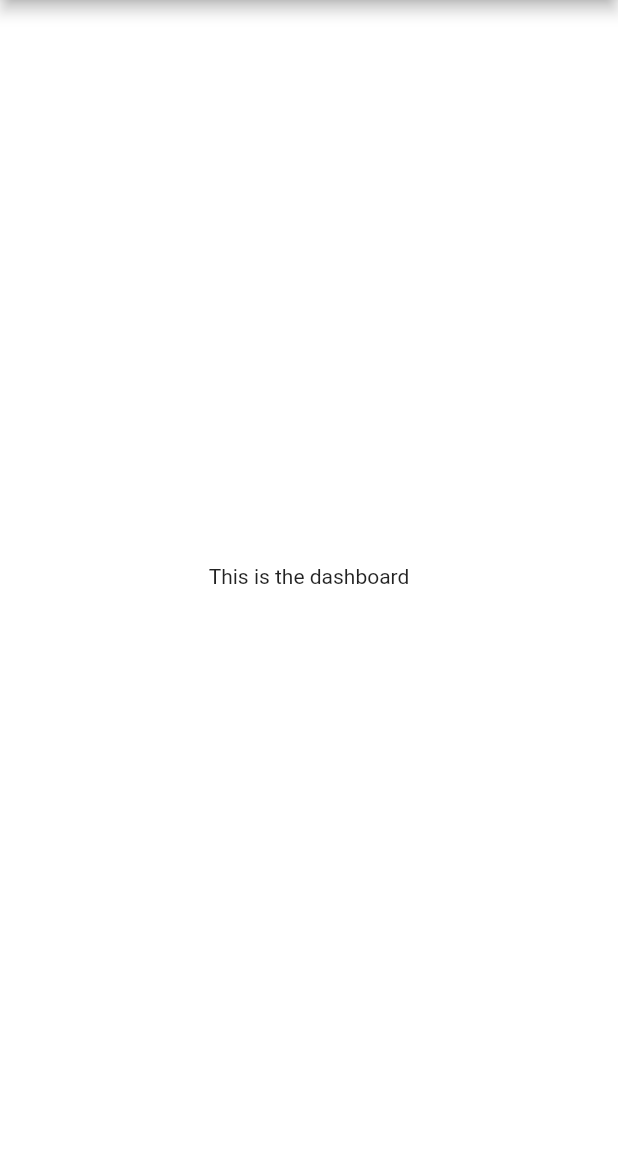
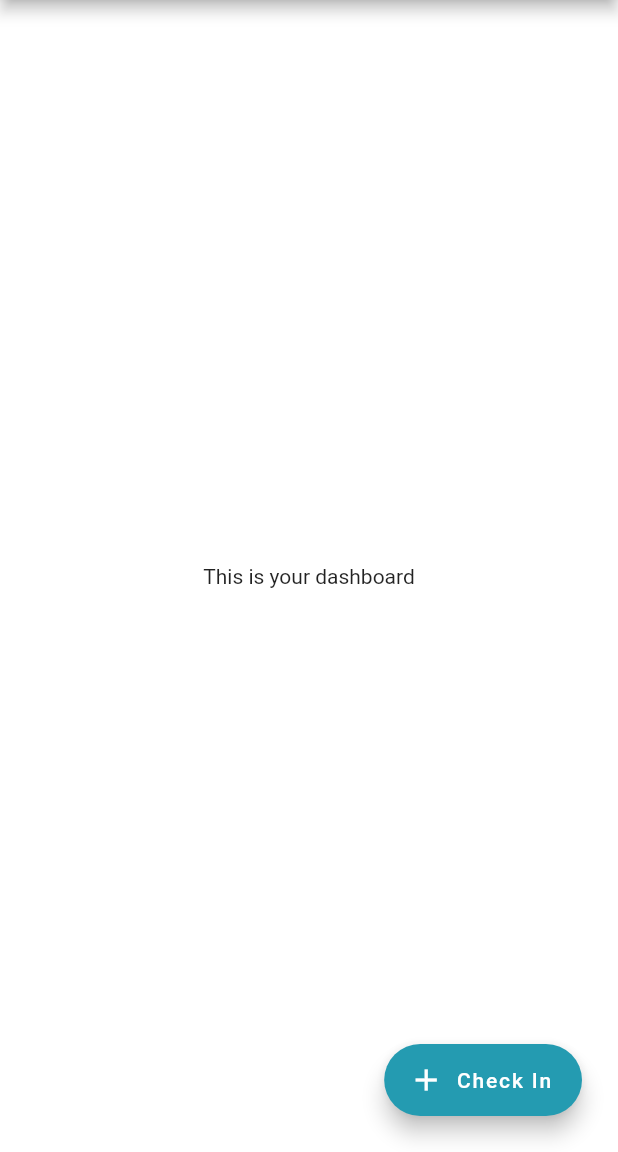
Before and after one commit to AndresRodCodes/phenom, a Flutter app: the Dashboard screen opened directly, on a phone screen of 412 x 824 dp, the part 84-1236 px from its top. Run offline on Flutter 3.47's test engine with Material 2 defaults, Android fonts, the phone set to English and light mode, and no system bars; our stand-ins replace animated_text_kit.

Commit message:
Added CupertinoPicker to choose weight. Added State of mind and consistancy radio buttons.

```diff
--- a/lib/dashboard_screen.dart
+++ /dev/null
@@ -1,20 +0,0 @@
-import 'package:flutter/material.dart';
-
-class Dashboard extends StatefulWidget {
-  @override
-  _DashboardState createState() => _DashboardState();
-}
-
-class _DashboardState extends State<Dashboard> {
-  @override
-  Widget build(BuildContext context) {
-    return Scaffold(
-      appBar: AppBar(
-        title: Text('Phenom D'),
-      ),
-      body: Center(
-        child: Text('This is the dashboard'),
-      ),
-    );
-  }
-}
--- a/lib/main.dart
+++ b/lib/main.dart
@@ -1,5 +1,5 @@
 import 'package:flutter/material.dart';
-import 'login_screen.dart';
+import 'package:phenom_d/screens/login_screen.dart';
 import 'constants.dart';
 
 void main() => runApp(PhenomD());
--- /dev/null
+++ b/lib/screens/dashboard_screen.dart
@@ -0,0 +1,33 @@
+import 'package:flutter/material.dart';
+import 'package:phenom_d/screens/check_in_screen.dart';
+
+class Dashboard extends StatefulWidget {
+  @override
+  _DashboardState createState() => _DashboardState();
+}
+
+class _DashboardState extends State<Dashboard> {
+  @override
+  Widget build(BuildContext context) {
+    return Scaffold(
+      appBar: AppBar(
+        title: Text('Phenom D'),
+      ),
+      body: Center(
+        child: Text('This is your dashboard'),
+      ),
+      floatingActionButton: Padding(
+        padding: EdgeInsets.all(8.0),
+        child: FloatingActionButton.extended(
+            tooltip: 'Check in',
+            icon: Icon(Icons.add),
+            label: Text('Check In'),
+            backgroundColor: Theme.of(context).primaryColor,
+            onPressed: () {
+              Navigator.push(
+                  context, MaterialPageRoute(builder: (context) => CheckIn()));
+            }),
+      ),
+    );
+  }
+}
--- a/lib/login_screen.dart
+++ b/lib/screens/login_screen.dart
@@ -1,7 +1,7 @@
 import 'package:flutter/material.dart';
-import 'constants.dart';
+import 'package:phenom_d/constants.dart';
 import 'package:animated_text_kit/animated_text_kit.dart';
-import 'dashboard_screen.dart';
+import 'package:phenom_d/screens/dashboard_screen.dart';
 
 class LoginScreen extends StatelessWidget {
   final FocusNode _passwordFocus = FocusNode();
```
Also changed, not shown: lib/screens/check_in_screen.dart (added, +135 -0 lines).
